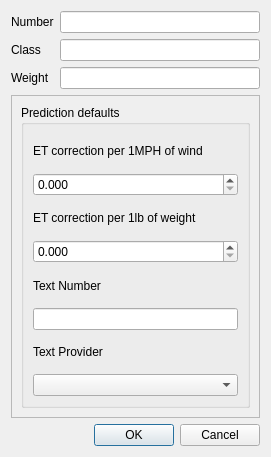
The window that narob-desktop/vehicledialog.ui (iforgetware/narob) describes before a commit, drawn with Qt 5.
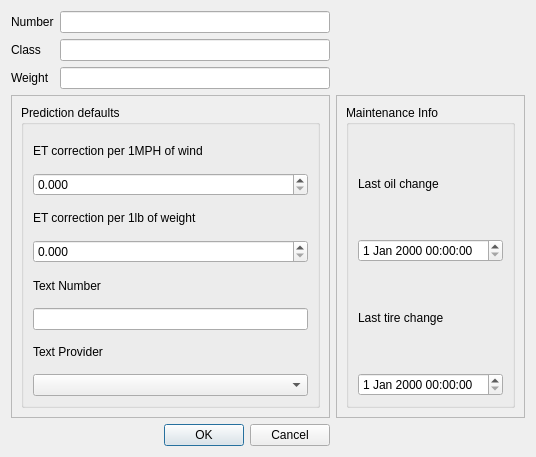
The same window after the commit. Custom widgets are drawn as their Qt base class.

The edit to the form file:
```diff
--- a/narob-desktop/vehicledialog.ui
+++ b/narob-desktop/vehicledialog.ui
@@ -6,7 +6,7 @@
    <rect>
     <x>0</x>
     <y>0</y>
-    <width>271</width>
+    <width>536</width>
     <height>457</height>
    </rect>
   </property>
@@ -144,6 +144,47 @@
      </layout>
     </widget>
    </item>
+   <item row="3" column="2">
+    <widget class="QFrame" name="maintenanceFrame">
+     <property name="frameShape">
+      <enum>QFrame::StyledPanel</enum>
+     </property>
+     <property name="frameShadow">
+      <enum>QFrame::Raised</enum>
+     </property>
+     <layout class="QGridLayout" name="gridLayout_3">
+      <item row="0" column="0">
+       <widget class="QGroupBox" name="maintenanceInfo">
+        <property name="title">
+         <string>Maintenance Info</string>
+        </property>
+        <layout class="QGridLayout" name="gridLayout_4">
+         <item row="0" column="0">
+          <widget class="QLabel" name="lastOilChangeLabel">
+           <property name="text">
+            <string>Last oil change</string>
+           </property>
+          </widget>
+         </item>
+         <item row="1" column="0">
+          <widget class="QDateTimeEdit" name="lastOilChangeEdit"/>
+         </item>
+         <item row="2" column="0">
+          <widget class="QLabel" name="lastTireChangeLabel">
+           <property name="text">
+            <string>Last tire change</string>
+           </property>
+          </widget>
+         </item>
+         <item row="3" column="0">
+          <widget class="QDateTimeEdit" name="lastTireChangeEdit"/>
+         </item>
+        </layout>
+       </widget>
+      </item>
+     </layout>
+    </widget>
+   </item>
   </layout>
  </widget>
  <customwidgets>
```
Left out of the diff: 2 changed lines with no effect on the pictures.
